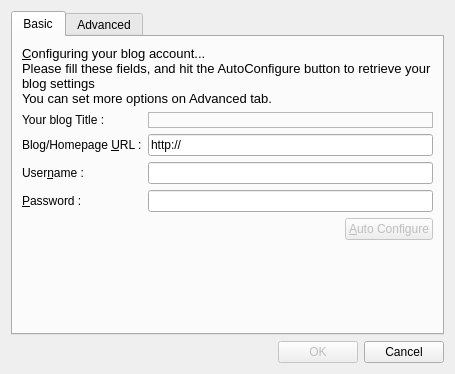
This is src/addeditblogbase.ui in mtux/bilbo as Qt 5 draws it before an edit. The edited form follows.
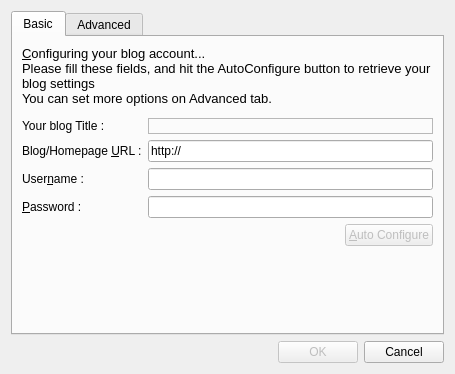
This is the edited form. Custom widgets are drawn as their Qt base class.

```diff
--- a/src/addeditblogbase.ui
+++ b/src/addeditblogbase.ui
@@ -48,7 +48,7 @@
          </property>
         </widget>
        </item>
-       <item row="1" column="1" colspan="2" >
+       <item row="2" column="1" colspan="2" >
         <widget class="QLabel" name="lblTitle" >
          <property name="font" >
           <font>
@@ -70,7 +70,7 @@
          </property>
         </widget>
        </item>
-       <item row="2" column="0" >
+       <item row="3" column="0" >
         <widget class="QLabel" name="label" >
          <property name="text" >
           <string>Blog/Homepage &amp;URL :</string>
@@ -80,7 +80,7 @@
          </property>
         </widget>
        </item>
-       <item row="2" column="1" colspan="2" >
+       <item row="3" column="1" colspan="2" >
         <widget class="KLineEdit" name="txtUrl" >
          <property name="text" >
           <string>http://</string>
@@ -90,7 +90,7 @@
          </property>
         </widget>
        </item>
-       <item row="3" column="0" >
+       <item row="4" column="0" >
         <widget class="QLabel" name="label_2" >
          <property name="text" >
           <string>User&amp;name :</string>
@@ -100,10 +100,10 @@
          </property>
         </widget>
        </item>
-       <item row="3" column="1" colspan="2" >
+       <item row="4" column="1" colspan="2" >
         <widget class="KLineEdit" name="txtUser" />
        </item>
-       <item row="4" column="0" >
+       <item row="5" column="0" >
         <widget class="QLabel" name="label_3" >
          <property name="text" >
           <string>&amp;Password :</string>
@@ -113,7 +113,7 @@
          </property>
         </widget>
        </item>
-       <item row="4" column="1" colspan="2" >
+       <item row="5" column="1" colspan="2" >
         <widget class="KLineEdit" name="txtPass" >
          <property name="echoMode" >
           <enum>QLineEdit::Password</enum>
@@ -129,7 +129,7 @@
          </property>
         </widget>
        </item>
-       <item row="5" column="1" >
+       <item row="6" column="1" >
         <spacer name="horizontalSpacer_2" >
          <property name="orientation" >
           <enum>Qt::Horizontal</enum>
@@ -142,7 +142,7 @@
          </property>
         </spacer>
        </item>
-       <item row="5" column="2" >
+       <item row="6" column="2" >
         <widget class="KPushButton" name="btnAutoConf" >
          <property name="enabled" >
           <bool>false</bool>
@@ -152,7 +152,7 @@
          </property>
         </widget>
        </item>
-       <item row="6" column="0" colspan="3" >
+       <item row="7" column="0" colspan="3" >
         <spacer name="verticalSpacer_2" >
          <property name="orientation" >
           <enum>Qt::Vertical</enum>
@@ -165,13 +165,16 @@
          </property>
         </spacer>
        </item>
-       <item row="1" column="0" >
+       <item row="2" column="0" >
         <widget class="QLabel" name="label_9" >
          <property name="text" >
           <string>Your blog Title :</string>
          </property>
         </widget>
        </item>
+       <item row="1" column="0" colspan="3" >
+        <widget class="KSeparator" name="kseparator" />
+       </item>
       </layout>
      </widget>
      <widget class="QWidget" name="tabAdvanced" >
@@ -354,6 +357,11 @@
    <extends>QPushButton</extends>
    <header>kpushbutton.h</header>
   </customwidget>
+  <customwidget>
+   <class>KSeparator</class>
+   <extends>QFrame</extends>
+   <header>kseparator.h</header>
+  </customwidget>
   <customwidget>
    <class>KTabWidget</class>
    <extends>QTabWidget</extends>
```
